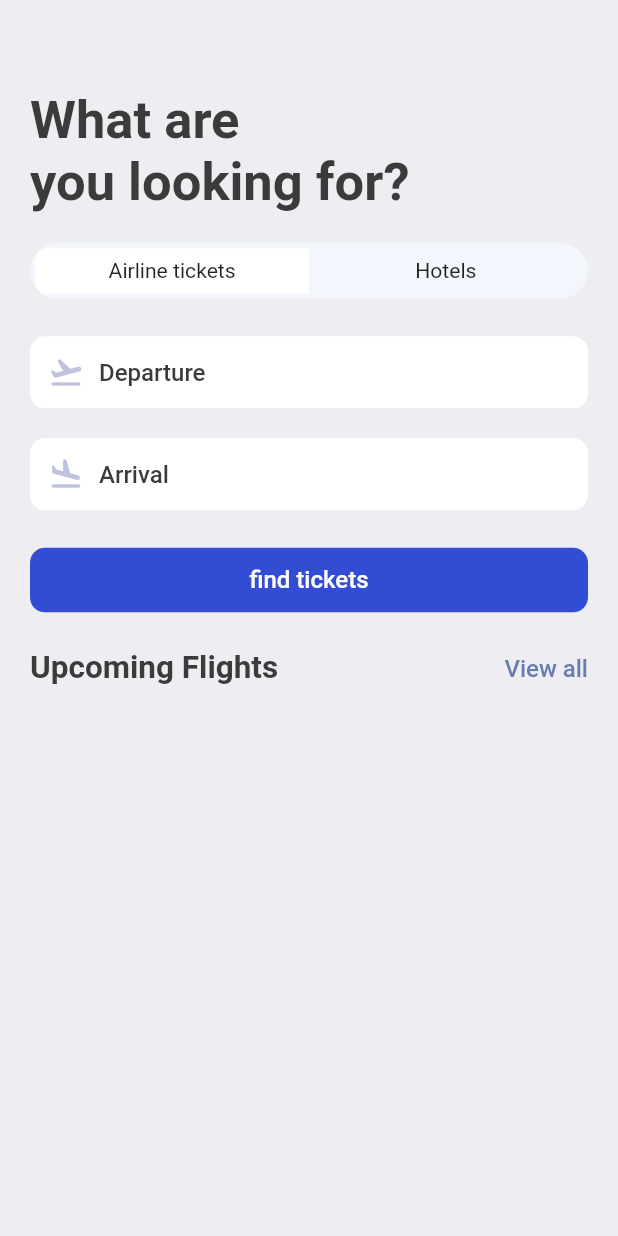
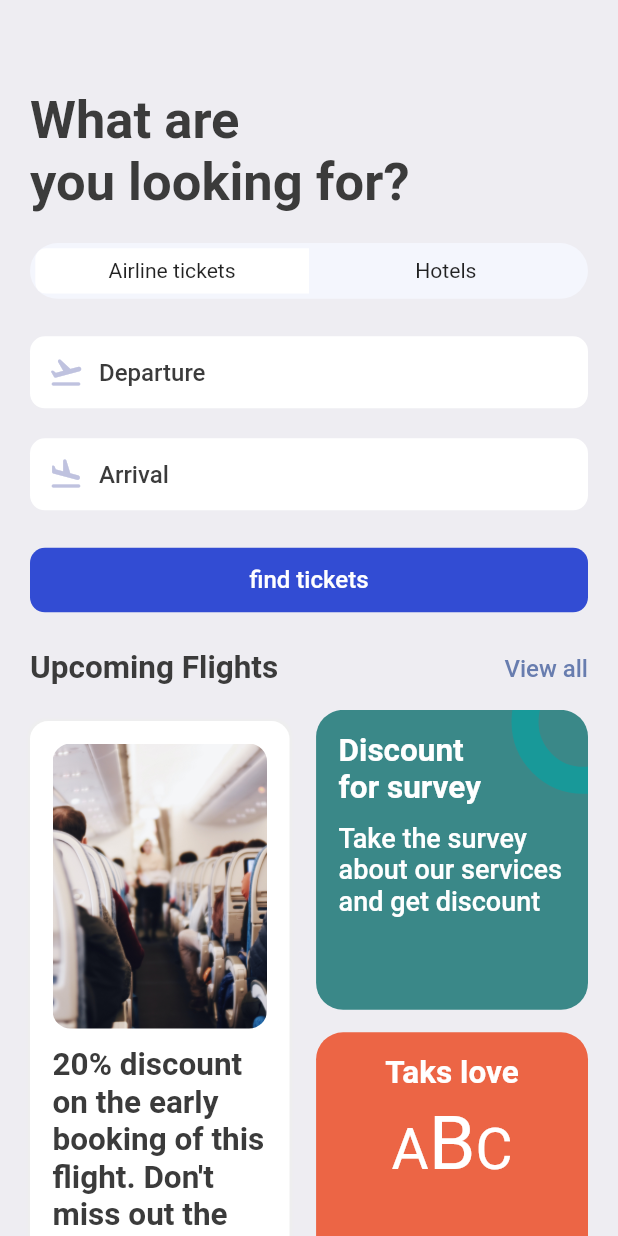
Before and after one commit to Ericky121/booktickets, a Flutter app: the SearchScreen screen opened directly, on a phone screen of 412 x 824 dp. Run offline on Flutter 3.47's test engine with Material 2 defaults, Android fonts, the phone set to English and light mode, and no system bars; our stand-ins replace fluentui_icons, gap, get.

Commit message:
2022.08.02 First Changed

```diff
--- a/lib/screens/search_screen.dart
+++ b/lib/screens/search_screen.dart
@@ -5,6 +5,7 @@ import 'package:gap/gap.dart';
 
 import '../utils/app_layout.dart';
 import '../widgets/icon_text_widget.dart';
+import '../widgets/ticket_tabs.dart';
 
 class SearchScreen extends StatelessWidget {
   const SearchScreen({Key? key}) : super(key: key);
@@ -26,51 +27,7 @@ class SearchScreen extends StatelessWidget {
             style: Styles.headLineStyle1.copyWith(fontSize: 35),
           ),
           Gap(AppLayout.getHeight(20)),
-          FittedBox(
-            child: Container(
-              padding: EdgeInsets.all(3.5),
-              child: Row(
-                children: [
-                  /*
-                  airline ticket
-                   */
-                  Container(
-                    width: size.width * .44,
-                    padding: EdgeInsets.symmetric(vertical: AppLayout.getHeight(7)),
-                    decoration: BoxDecoration(
-                      borderRadius: BorderRadius.horizontal(left: Radius.circular(AppLayout.getHeight(7))),
-                      color: Colors.white,
-                    ),
-                    child: Center(
-                      child: Text(
-                        "Airline tickets"
-                      ),
-                    ),
-                  ),
-                  /*
-                  hotels
-                   */
-                  Container(
-                    width: size.width * .44,
-                    padding: EdgeInsets.symmetric(vertical: AppLayout.getHeight(7)),
-                    decoration: BoxDecoration(
-                      borderRadius: BorderRadius.horizontal(right: Radius.circular(AppLayout.getHeight(7))),
-                      color: Colors.transparent,
-                    ),
-                    child: Center(
-                      child: Text(
-                          "Hotels"
-                      ),
-                    ),
-                  ),
-                ],
-              ),
-              decoration: BoxDecoration(
-                borderRadius: BorderRadius.circular(50),
-                color: Color(0xFFF4F6FD),
-              ),
-            ),
-          ),
+          AppTicketTabs(firstTab: "Airline tickets", secondTab: "Hotels",),
           Gap(AppLayout.getHeight(25)),
           AppIconText(
             icon: Icons.flight_takeoff_rounded,
@@ -96,6 +53,130 @@ class SearchScreen extends StatelessWidget {
           ),
           Gap(AppLayout.getHeight(25)),
           AppDoubleTextWidget(bigText: "Upcoming Flights", smallText: "View all"),
+          Gap(AppLayout.getHeight(15)),
+          Row(
+            mainAxisAlignment: MainAxisAlignment.spaceBetween,
+            children: [
+              /* First container */
+              Container(
+                height: AppLayout.getHeight(400),
+                width: size.width * 0.42,
+                padding: EdgeInsets.symmetric(horizontal: AppLayout.getHeight(15), vertical: AppLayout.getWidth(15)),
+                decoration: BoxDecoration(
+                  color: Colors.white,
+                  borderRadius: BorderRadius.circular(12),
+                  boxShadow: [
+                    BoxShadow(
+                        color: Colors.grey.shade200,
+                        blurRadius: 1,
+                        spreadRadius: 1
+                    )
+                  ]
+                ),
+                child: Column(
+                  children: [
+                    Container(
+                      height: AppLayout.getHeight(190),
+                      decoration: BoxDecoration(
+                        borderRadius: BorderRadius.circular(12),
+                        image: DecorationImage(
+                          fit: BoxFit.cover,
+                          image: AssetImage(
+                            "assets/images/sit.jpg"
+                          )
+                        )
+                      ),
+                    ),
+                    Gap(AppLayout.getHeight(12)),
+                    Text(
+                      "20% discount on the early booking of this flight. Don't miss out the chance.",
+                      style: Styles.headLineStyle2,
+                    ),
+                  ],
+                ),
+              ),
+
+              /* Second container */
+              Column(
+                children: [
+                  Stack(
+                    children: [
+                      Container(
+                        width: size.width * 0.44,
+                        height: AppLayout.getHeight(200),
+                        decoration: BoxDecoration(
+                          color: Color(0xFF3A8888),
+                          borderRadius: BorderRadius.circular(18),
+                        ),
+                        padding: EdgeInsets.symmetric(vertical: AppLayout.getHeight(15), horizontal: AppLayout.getHeight(15)),
+                        child: Column(
+                          crossAxisAlignment: CrossAxisAlignment.start,
+                          children: [
+                            Text(
+                              "Discount\nfor survey",
+                              style: Styles.headLineStyle2.copyWith(fontWeight: FontWeight.bold, color: Colors.white),
+                            ),
+                            Gap(AppLayout.getHeight(10)),
+                            Text(
+                              "Take the survey about our services and get discount",
+                              style: Styles.headLineStyle2.copyWith(fontWeight: FontWeight.w500, color: Colors.white, fontSize: 18),
+                            ),
+                          ],
+                        ),
+                      ),
+                      Positioned(
+                        right: -45,
+                        top: -40,
+                        child: Container(
+                          padding: EdgeInsets.all(AppLayout.getHeight(30)),
+                          decoration: BoxDecoration(
+                            shape: BoxShape.circle,
+                            border: Border.all(width: 18, color: Color(0xFF189999)),
+                            color: Colors.transparent,
+                          ),
+                        ),
+                      )
+                    ],
+                  ),
+                  Gap(AppLayout.getHeight(15)),
+                  Container(
+                    width: size.width * 0.44,
+                    height: AppLayout.getHeight(200),
+                    padding: EdgeInsets.symmetric(vertical: AppLayout.getHeight(15), horizontal: AppLayout.getHeight(15)),
+                    decoration: BoxDecoration(
+                      borderRadius: BorderRadius.circular(18),
+                      color: Color(0xFFEC6545),
+                    ),
+                    child: Column(
+                      children: [
+                        Text("Taks love", style: Styles.headLineStyle2.copyWith(color: Colors.white, fontWeight: FontWeight.bold),),
+                        Gap(AppLayout.getHeight(5)),
+                        RichText(
+                          text: TextSpan(
+                            children: [
+                              TextSpan(
+                                text: "A",
+                                style: TextStyle(fontSize: 38),
+                              ),
+                              TextSpan(
+                                text: "B",
+                                style: TextStyle(fontSize: 50),
+                              ),
+                              TextSpan(
+                                text: "C",
+                                style: TextStyle(fontSize: 38),
+                              ),
+                            ]
+                          )
+                        )
+                      ],
+                    ),
+                  )
+
+                ],
+              )
+            ],
+          )
 
         ],
       ),
--- /dev/null
+++ b/lib/screens/ticket_screen.dart
@@ -0,0 +1,18 @@
+import 'package:booktickets/utils/app_layout.dart';
+import 'package:flutter/material.dart';
+
+class TicketScreen extends StatelessWidget {
+  const TicketScreen({Key? key}) : super(key: key);
+
+  @override
+  Widget build(BuildContext context) {
+    final size = AppLayout.getSize(context);
+    return Scaffold(
+      body: ListView(
+        children: [
+
+        ],
+      ),
+    );
+  }
+}
--- /dev/null
+++ b/lib/widgets/ticket_tabs.dart
@@ -0,0 +1,61 @@
+import 'package:flutter/material.dart';
+
+import '../utils/app_layout.dart';
+
+class AppTicketTabs extends StatelessWidget {
+  final String firstTab;
+  final String secondTab;
+
+  const AppTicketTabs({Key? key, required this.firstTab, required this.secondTab}) : super(key: key);
+
+  @override
+  Widget build(BuildContext context) {
+    final size = AppLayout.getSize(context);
+
+    return FittedBox(
+      child: Container(
+        padding: EdgeInsets.all(3.5),
+        child: Row(
+          children: [
+            /*
+            airline ticket
+             */
+            Container(
+              width: size.width * .44,
+              padding: EdgeInsets.symmetric(vertical: AppLayout.getHeight(7)),
+              decoration: BoxDecoration(
+                borderRadius: BorderRadius.horizontal(left: Radius.circular(AppLayout.getHeight(7))),
+                color: Colors.white,
+              ),
+              child: Center(
+                child: Text(
+                    firstTab
+                ),
+              ),
+            ),
+            /*
+            hotels
+             */
+            Container(
+              width: size.width * .44,
+              padding: EdgeInsets.symmetric(vertical: AppLayout.getHeight(7)),
+              decoration: BoxDecoration(
+                borderRadius: BorderRadius.horizontal(right: Radius.circular(AppLayout.getHeight(7))),
+                color: Colors.transparent,
+              ),
+              child: Center(
+                child: Text(
+                    secondTab
+                ),
+              ),
+            ),
+          ],
+        ),
+        decoration: BoxDecoration(
+          borderRadius: BorderRadius.circular(50),
+          color: Color(0xFFF4F6FD),
+        ),
+      ),
+    );
+  }
+}
```
